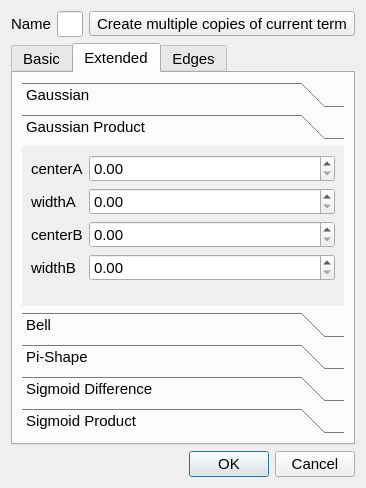
Old version of the form qtfuzzylite/ui/Term.ui in the repository fuzzylite/fuzzylite.
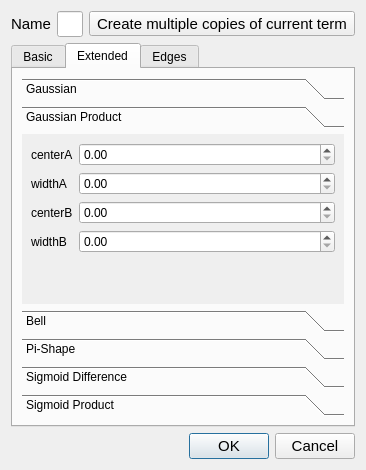
New version of the form. The open tabs and pages were chosen to show the change. Icons and pictures are not drawn.

Diff of the .ui file:
```diff
--- a/qtfuzzylite/ui/Term.ui
+++ b/qtfuzzylite/ui/Term.ui
@@ -6,8 +6,8 @@
    <rect>
     <x>0</x>
     <y>0</y>
-    <width>240</width>
-    <height>488</height>
+    <width>237</width>
+    <height>470</height>
    </rect>
   </property>
   <property name="sizePolicy">
@@ -83,6 +83,11 @@
          <verstretch>0</verstretch>
         </sizepolicy>
        </property>
+       <property name="font">
+        <font>
+         <pointsize>9</pointsize>
+        </font>
+       </property>
        <property name="tabShape">
         <enum>QTabWidget::Rounded</enum>
        </property>
@@ -403,8 +408,8 @@
              <rect>
               <x>0</x>
               <y>0</y>
-              <width>147</width>
-              <height>146</height>
+              <width>195</width>
+              <height>161</height>
              </rect>
             </property>
             <attribute name="label">
```
Left out of the diff: 50 changed lines with no effect on the pictures.
